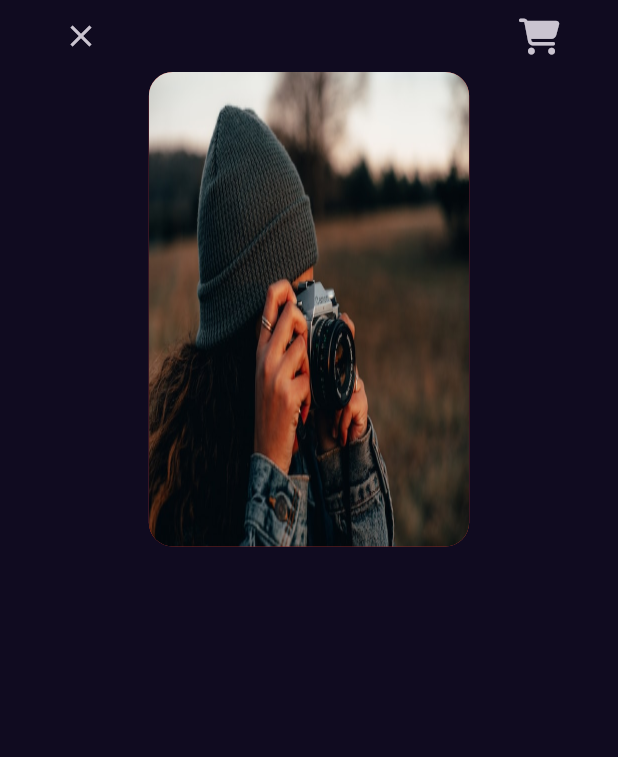
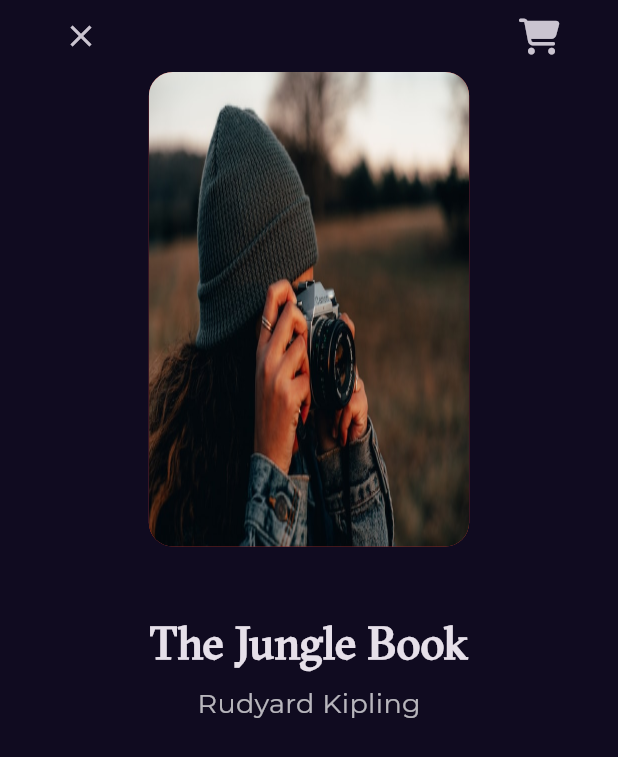
Before and after one commit to Ahmedmansor/bookly_app, a Flutter app: the BookDetailsView screen opened by its route, on a phone screen of 412 x 824 dp. Shown: the top 757 px of the screen. Run offline on Flutter 3.47's test engine with Material 3 defaults, Android fonts, the phone set to English and light mode, and no system bars; our stand-ins replace font_awesome_flutter, go_router, google_fonts.

Commit message:
add title and subtitle to book details

```diff
--- a/lib/features/home/presentation/views/widgets/book_details_view_body.dart
+++ b/lib/features/home/presentation/views/widgets/book_details_view_body.dart
@@ -1,4 +1,5 @@
 import 'package:bookly_app/core/utils/app_setting.dart';
+import 'package:bookly_app/core/utils/styles.dart';
 import 'package:bookly_app/features/home/presentation/views/widgets/custom_app_bar_book_details.dart';
 import 'package:bookly_app/features/home/presentation/views/widgets/custom_book_image.dart';
 import 'package:flutter/material.dart';
@@ -18,6 +19,22 @@ class BookDetailsViewBody extends StatelessWidget {
                 EdgeInsets.symmetric(horizontal: AppSettings.defultSize * 7),
             child: const CustomBookImage(),
           ),
+          const SizedBox(
+            height: 43,
+          ),
+          Text(
+            'The Jungle Book',
+            style: Styles.textStyle30.copyWith(fontWeight: FontWeight.bold),
+          ),
+          const SizedBox(
+            height: 6,
+          ),
+          Text(
+            'Rudyard Kipling',
+            style: Styles.textStyle18.copyWith(
+                fontWeight: FontWeight.normal,
+                color: Colors.white.withOpacity(0.7)),
+          ),
         ],
       ),
     );
```
